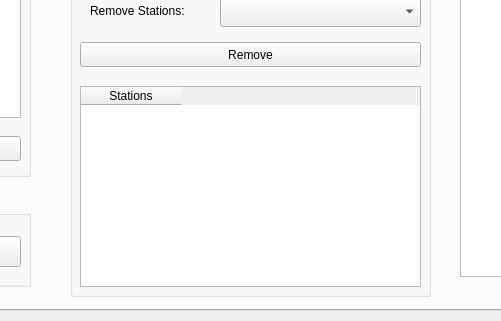
Qt form CTC_App/Iteration3/CTC.ui (YKMorsy/Team_X_ECE_1140) before a commit; both pictures show x 362 to 863 and y 330 to 651 of the 1156 by 651 pixel window.
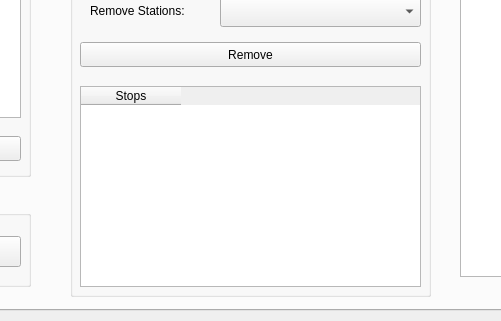
The same form after that commit. The open tabs and pages were chosen to show the change.

```diff
--- a/CTC_App/Iteration3/CTC.ui
+++ b/CTC_App/Iteration3/CTC.ui
@@ -415,7 +415,7 @@
         </property>
         <column>
          <property name="text">
-          <string>Stations</string>
+          <string>Stops</string>
          </property>
          <property name="textAlignment">
           <set>AlignCenter</set>
```
Left out of the diff: 2 changed lines with no effect on the pictures.
